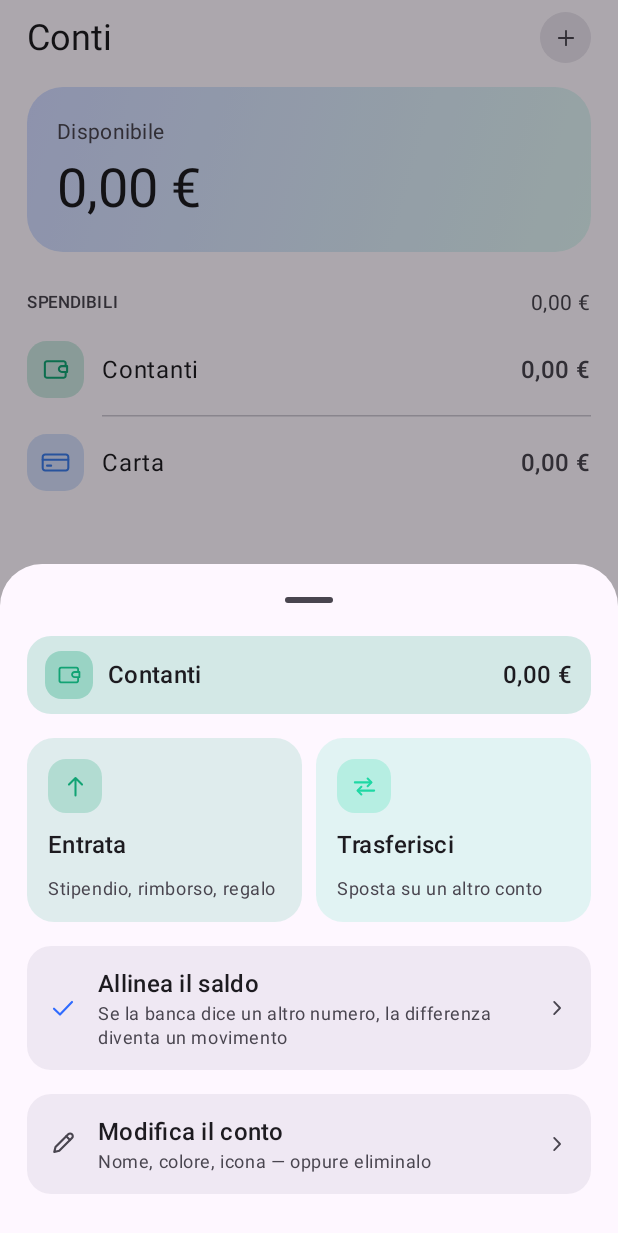
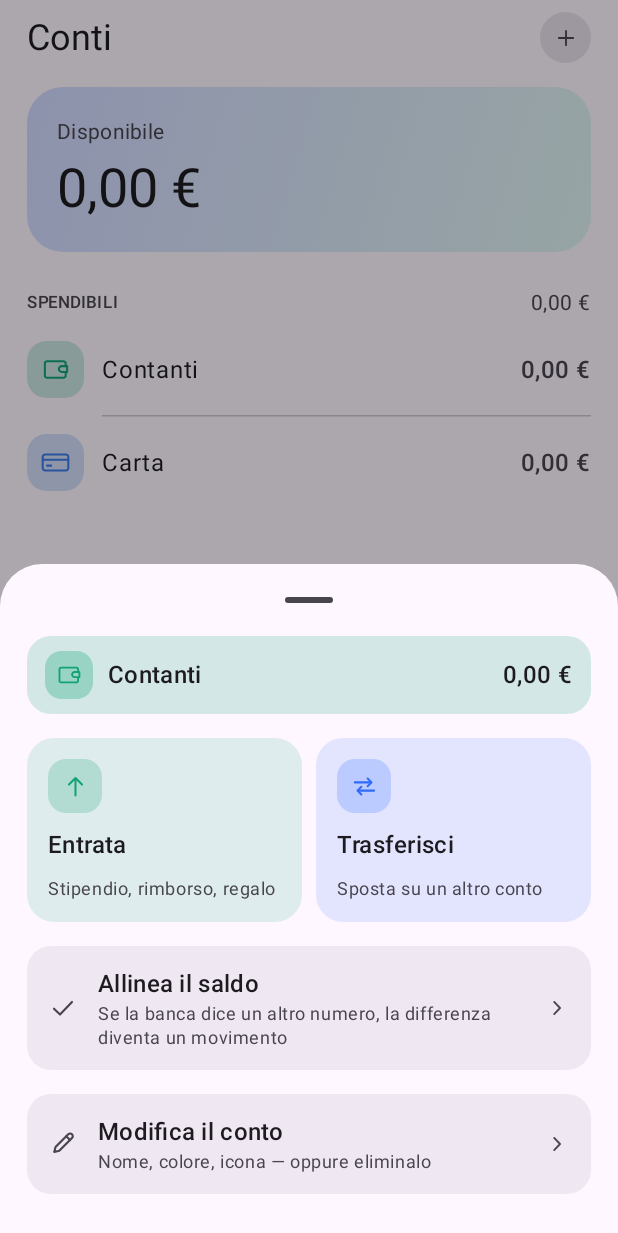
Before and after one commit to KreedAc/Quadra, an Android app built with Jetpack Compose: the composable ContiScreen shown on its own in the app's theme, after a tap on "Contanti", on a phone screen of 412 x 824 dp. Shown: the top 1233 px of the screen. Run offline under Robolectric (Android 15) with nearby library versions, the phone set to English and light mode, and no system bars; our stand-ins replace Room's generated code.

Commit message:
Colori più decisi sul tema chiaro, e le due tessere alte uguali
La tavolozza è tarata sul fondo scuro: sono tinte medie, che sul blu notte
hanno il peso giusto. Sul bianco l'icona finiva dentro una pastiglia fatta con
la sua stessa tinta annacquata — colore chiaro sopra colore chiarissimo — e il
contrasto fra le due stava fra 2,5 e 3,4 su nove tinte su nove, cioè sotto la
soglia dei 3:1 sotto cui un segno grafico smette di leggersi. Ora sul tema
chiaro i colori dell'utente scendono di un passo verso il blu di notte, in
Oklab per non spostare la tinta: si passa a 3,7-4,6 senza che il verde smetta
di essere verde. Sul tema scuro non cambia niente.

La conversione avviene in un punto solo, e ChipRow la applica per conto suo:
chi passa un colore non deve sapere che esiste un tema.

Le due tessere del foglio conto avevano altezze diverse perché "Stipendio,
rimborso, regalo" va a capo e "Sposta su un altro conto" no. Ora la riga le
misura con IntrinsicSize.Min e la più bassa si allunga.

Trasferisci passa dal verde al blu: era lo stesso verde di Entrata a due dita
di distanza, e sembravano la stessa azione ripetuta. Un trasferimento non è
un'entrata — quei soldi li avevi già.

Co-Authored-By: Claude Opus 5 <noreply@anthropic.com>
Claude-Session: https://claude.ai/code/session_01FPWU1MKzLKxNwiZyHWb8CL

```diff
--- a/app/src/main/kotlin/it/quadra/ui/categorie/CategorieScreen.kt
+++ b/app/src/main/kotlin/it/quadra/ui/categorie/CategorieScreen.kt
@@ -52,6 +52,7 @@ import it.quadra.ui.common.SceltaIcona
 import it.quadra.ui.common.TAVOLOZZA
 import it.quadra.ui.iconFor
 import it.quadra.ui.theme.extra
+import it.quadra.ui.theme.tinta
 import kotlinx.coroutines.flow.SharingStarted
 import kotlinx.coroutines.flow.StateFlow
 import kotlinx.coroutines.flow.map
@@ -241,7 +242,7 @@ private fun BloccoCategoria(
     onAggiungiSotto: () -> Unit,
     modifier: Modifier = Modifier,
 ) {
-    val colore = Color(categoria.colorArgb)
+    val colore = tinta(categoria.colorArgb)
     val rotazione by animateFloatAsState(if (aperta) 90f else 0f, label = "freccia")
     Column(
         modifier = modifier
--- a/app/src/main/kotlin/it/quadra/ui/conti/ContiScreen.kt
+++ b/app/src/main/kotlin/it/quadra/ui/conti/ContiScreen.kt
@@ -5,8 +5,10 @@ import androidx.compose.foundation.clickable
 import androidx.compose.foundation.layout.Arrangement
 import androidx.compose.foundation.layout.Box
 import androidx.compose.foundation.layout.Column
+import androidx.compose.foundation.layout.IntrinsicSize
 import androidx.compose.foundation.layout.Row
 import androidx.compose.foundation.layout.Spacer
+import androidx.compose.foundation.layout.fillMaxHeight
 import androidx.compose.foundation.layout.fillMaxWidth
 import androidx.compose.foundation.layout.height
 import androidx.compose.foundation.layout.padding
@@ -60,6 +62,7 @@ import it.quadra.ui.common.Tastierino
 import it.quadra.ui.iconFor
 import it.quadra.ui.theme.extra
 import it.quadra.ui.theme.tabular
+import it.quadra.ui.theme.tinta
 import kotlinx.coroutines.flow.SharingStarted
 import kotlinx.coroutines.flow.StateFlow
 import kotlinx.coroutines.flow.combine
@@ -304,7 +307,7 @@ private fun Sezione(titolo: String, totale: Money) {
 
 @Composable
 private fun RigaConto(conto: Account, saldo: Money, ultimo: Boolean, onClick: () -> Unit) {
-    val colore = Color(conto.colorArgb)
+    val colore = tinta(conto.colorArgb)
     Column(Modifier.fillMaxWidth().clickable(onClick = onClick)) {
     Row(
         modifier = Modifier.fillMaxWidth().padding(vertical = 11.dp),
@@ -404,7 +407,7 @@ private fun FoglioConto(
 
 @Composable
 private fun Intestazione(conto: Account, saldo: Money) {
-    val colore = Color(conto.colorArgb)
+    val colore = tinta(conto.colorArgb)
     Row(
         modifier = Modifier
             .fillMaxWidth()
@@ -457,7 +460,14 @@ private fun Azioni(
     onAllinea: () -> Unit,
     onModifica: () -> Unit,
 ) {
-    Row(horizontalArrangement = Arrangement.spacedBy(9.dp), modifier = Modifier.fillMaxWidth()) {
+    // `IntrinsicSize.Min` misura la più alta delle due e dà quell'altezza a entrambe.
+    // Senza, ciascuna si tiene la propria: "Stipendio, rimborso, regalo" va a capo e
+    // "Sposta su un altro conto" no, quindi una tessera cresce e l'altra resta corta —
+    // due riquadri affiancati di altezza diversa, che è la prima cosa che si nota.
+    Row(
+        horizontalArrangement = Arrangement.spacedBy(9.dp),
+        modifier = Modifier.fillMaxWidth().height(IntrinsicSize.Min),
+    ) {
         Tessera(
             icona = Icone.Su,
             titolo = "Entrata",
@@ -467,12 +477,16 @@ private fun Azioni(
             modifier = Modifier.weight(1f),
             onClick = onEntrata,
         )
+        // Blu e non verde: il verde delle entrate e il verde del marchio finivano a due
+        // dita di distanza e sembravano la stessa azione ripetuta. Un trasferimento non
+        // è un'entrata — i soldi che sposti li avevi già — e i due colori devono dirlo
+        // prima che lo dica l'etichetta.
         Tessera(
             icona = Icone.Scambio,
             titolo = "Trasferisci",
             sottotitolo = if (trasferibile) "Sposta su un altro conto"
             else "Serve almeno un altro conto",
-            colore = extra.brandEnd,
+            colore = extra.brandStart,
             abilitata = trasferibile,
             modifier = Modifier.weight(1f),
             onClick = onTrasferisci,
@@ -482,7 +496,7 @@ private fun Azioni(
         icona = Icone.Spunta,
         titolo = "Allinea il saldo",
         sottotitolo = "Se la banca dice un altro numero, la differenza diventa un movimento",
-        colore = extra.brandStart,
+        colore = MaterialTheme.colorScheme.onSurfaceVariant,
         onClick = onAllinea,
     )
     RigaAzione(
@@ -504,9 +518,11 @@ private fun Tessera(
     modifier: Modifier = Modifier,
     onClick: () -> Unit,
 ) {
-    val tinta = if (abilitata) colore else MaterialTheme.colorScheme.onSurfaceVariant
+    val accento = if (abilitata) colore else MaterialTheme.colorScheme.onSurfaceVariant
     Column(
         modifier = modifier
+            // Riempie l'altezza decisa dalla riga, che è quella della tessera più alta.
+            .fillMaxHeight()
             .clip(RoundedCornerShape(18.dp))
             .background(
                 if (abilitata) colore.copy(alpha = 0.13f)
@@ -520,10 +536,10 @@ private fun Tessera(
             modifier = Modifier
                 .size(36.dp)
                 .clip(RoundedCornerShape(12.dp))
-                .background(tinta.copy(alpha = if (abilitata) 0.22f else 0.12f)),
+                .background(accento.copy(alpha = if (abilitata) 0.22f else 0.12f)),
             contentAlignment = Alignment.Center,
         ) {
-            Icon(icona, contentDescription = null, tint = tinta, modifier = Modifier.size(19.dp))
+            Icon(icona, contentDescription = null, tint = accento, modifier = Modifier.size(19.dp))
         }
         Text(
             titolo,
--- a/app/src/main/kotlin/it/quadra/ui/movimenti/MovimentiScreen.kt
+++ b/app/src/main/kotlin/it/quadra/ui/movimenti/MovimentiScreen.kt
@@ -57,6 +57,7 @@ import it.quadra.ui.ricorrenti.CardScadenza
 import it.quadra.ui.ricorrenti.ScadenzaSheet
 import it.quadra.ui.theme.extra
 import it.quadra.ui.theme.tabular
+import it.quadra.ui.theme.tinta
 import java.time.LocalDate
 import java.time.format.DateTimeFormatter
 import java.util.Locale
@@ -430,7 +431,7 @@ private fun RigaMovimento(
     modifier: Modifier = Modifier,
     onClick: () -> Unit,
 ) {
-    val colore = categoria?.let { Color(it.colorArgb) } ?: MaterialTheme.colorScheme.onSurfaceVariant
+    val colore = categoria?.let { tinta(it.colorArgb) } ?: MaterialTheme.colorScheme.onSurfaceVariant
     Column(
         modifier
             .fillMaxWidth()
--- a/app/src/main/kotlin/it/quadra/ui/ricorrenti/RicorrentiScreen.kt
+++ b/app/src/main/kotlin/it/quadra/ui/ricorrenti/RicorrentiScreen.kt
@@ -55,6 +55,7 @@ import it.quadra.ui.common.Tastierino
 import it.quadra.ui.iconFor
 import it.quadra.ui.theme.extra
 import it.quadra.ui.theme.tabular
+import it.quadra.ui.theme.tinta
 import kotlinx.coroutines.flow.SharingStarted
 import kotlinx.coroutines.flow.StateFlow
 import kotlinx.coroutines.flow.combine
@@ -212,7 +213,7 @@ private fun RigaRegola(
     ultima: Boolean,
     onClick: () -> Unit,
 ) {
-    val colore = categoria?.let { Color(it.colorArgb) } ?: MaterialTheme.colorScheme.onSurfaceVariant
+    val colore = categoria?.let { tinta(it.colorArgb) } ?: MaterialTheme.colorScheme.onSurfaceVariant
     Column(Modifier.fillMaxWidth().clickable(onClick = onClick)) {
         Row(
             modifier = Modifier.fillMaxWidth().padding(vertical = 11.dp),
--- a/app/src/main/kotlin/it/quadra/ui/ricorrenti/ScadenzaSheet.kt
+++ b/app/src/main/kotlin/it/quadra/ui/ricorrenti/ScadenzaSheet.kt
@@ -44,6 +44,7 @@ import it.quadra.ui.common.Tastierino
 import it.quadra.ui.iconFor
 import it.quadra.ui.theme.extra
 import it.quadra.ui.theme.tabular
+import it.quadra.ui.theme.tinta
 import java.time.format.DateTimeFormatter
 import java.util.Locale
 
@@ -81,7 +82,7 @@ fun ScadenzaSheet(
         mutableStateOf(Digitazione.da(scadenza.regola.amount))
     }
     var rinvio by remember(scadenza.chiave) { mutableStateOf(false) }
-    val colore = categoria?.let { Color(it.colorArgb) } ?: extra.brandEnd
+    val colore = categoria?.let { tinta(it.colorArgb) } ?: extra.brandEnd
 
     ModalBottomSheet(
         onDismissRequest = onChiudi,
@@ -226,7 +227,7 @@ fun CardScadenza(
     onClick: () -> Unit,
 ) {
     val inRitardo = scadenza.inRitardo
-    val colore = categoria?.let { Color(it.colorArgb) } ?: MaterialTheme.colorScheme.onSurfaceVariant
+    val colore = categoria?.let { tinta(it.colorArgb) } ?: MaterialTheme.colorScheme.onSurfaceVariant
     val accento = if (inRitardo) MaterialTheme.colorScheme.error else colore
     Column(
         modifier = Modifier
--- a/app/src/main/kotlin/it/quadra/ui/statistiche/StatisticheScreen.kt
+++ b/app/src/main/kotlin/it/quadra/ui/statistiche/StatisticheScreen.kt
@@ -38,6 +38,7 @@ import it.quadra.core.statistics.Statistics
 import it.quadra.data.LedgerRepository
 import it.quadra.ui.theme.extra
 import it.quadra.ui.theme.tabular
+import it.quadra.ui.theme.tinta
 import kotlinx.coroutines.flow.SharingStarted
 import kotlinx.coroutines.flow.StateFlow
 import kotlinx.coroutines.flow.combine
@@ -300,7 +301,7 @@ private fun GraficoMensile(stato: StatoStatistiche) {
 
 @Composable
 private fun RigaCategoria(voce: CategoryTotal, categoria: Category?) {
-    val colore = categoria?.let { Color(it.colorArgb) } ?: MaterialTheme.colorScheme.onSurfaceVariant
+    val colore = categoria?.let { tinta(it.colorArgb) } ?: MaterialTheme.colorScheme.onSurfaceVariant
     Column(Modifier.fillMaxWidth(), verticalArrangement = Arrangement.spacedBy(6.dp)) {
         Row(verticalAlignment = Alignment.CenterVertically) {
             Box(
--- a/app/src/main/kotlin/it/quadra/ui/theme/Theme.kt
+++ b/app/src/main/kotlin/it/quadra/ui/theme/Theme.kt
@@ -13,6 +13,7 @@ import androidx.compose.runtime.SideEffect
 import androidx.compose.runtime.staticCompositionLocalOf
 import androidx.compose.ui.graphics.Brush
 import androidx.compose.ui.graphics.Color
+import androidx.compose.ui.graphics.lerp
 import androidx.compose.ui.platform.LocalView
 import androidx.compose.ui.text.TextStyle
 import androidx.compose.ui.text.font.FontFamily
@@ -110,6 +111,8 @@ data class ColoriExtra(
     val brandStart: Color,
     val brandEnd: Color,
     val onBrand: Color,
+    /** Serve a [tinta]: i colori dell'utente vanno letti diversamente sui due fondi. */
+    val scuro: Boolean,
 )
 
 val LocalColoriExtra = staticCompositionLocalOf {
@@ -119,8 +122,31 @@ val LocalColoriExtra = staticCompositionLocalOf {
         brandStart = Blu,
         brandEnd = Verde,
         onBrand = Color(0xFF04121A),
+        scuro = true,
     )
 }
+
+/**
+ * Un colore scelto dall'utente, letto sul tema corrente.
+ *
+ * La tavolozza è tarata sul fondo scuro: sono tinte medie, che sul blu notte hanno il
+ * peso giusto. Le stesse su una scheda bianca si sgonfiano, e si sgonfia soprattutto
+ * l'icona — che sta dentro una pastiglia fatta con la sua stessa tinta annacquata, cioè
+ * colore chiaro sopra colore chiarissimo. Sul chiaro le porto giù di un passo: quel
+ * tanto che stacca l'inchiostro dal suo fondo, senza che il verde smetta di essere il
+ * verde che l'utente ha scelto.
+ *
+ * Un passo solo, e verso il blu di notte invece che verso il nero: schiacciarle di più
+ * le farebbe virare tutte allo stesso fango, che è il modo più veloce per rendere le
+ * categorie indistinguibili proprio dove servono a distinguere.
+ */
+@Composable
+fun tinta(colore: Color): Color = if (extra.scuro) colore else lerp(colore, Notte, 0.22f)
+
+@Composable
+fun tinta(argb: Int): Color = tinta(Color(argb))
+
+private val Notte = Color(0xFF0A1119)
 
 /**
  * Chiaro, scuro, o quello che dice il telefono.
@@ -217,6 +243,7 @@ fun QuadraTheme(
         brandStart = if (scuro) Blu else BluChiaro,
         brandEnd = if (scuro) Verde else VerdeChiaro,
         onBrand = Color(0xFF04121A),
+        scuro = scuro,
     )
     CompositionLocalProvider(LocalColoriExtra provides extraColori) {
         MaterialTheme(
```
Also changed, not shown: app/src/main/kotlin/it/quadra/ui/common/Campi.kt (+6 -1 lines), app/src/main/kotlin/it/quadra/ui/inserimento/AggiungiScreen.kt (+4 -3 lines), app/src/main/kotlin/it/quadra/ui/movimenti/DettaglioSheet.kt (+4 -3 lines).
